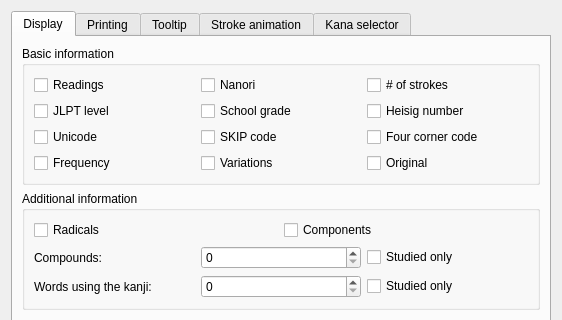
Before: the Qt Designer form src/gui/kanjidic2/Kanjidic2Preferences.ui in Gnurou/tagainijisho, drawn with Qt 5; both pictures show x 0 to 562 and y 0 to 320 of the 562 by 484 pixel window.
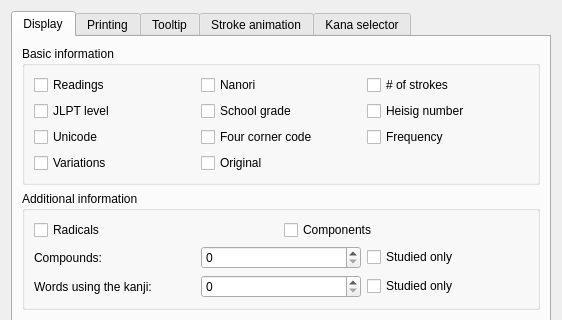
After: the same form once the commit is applied. The open tabs and pages were chosen to show the change. Icons and pictures are not drawn.

Commit message:
Strip SKIP codes from kanjidic2 and remove SKIP search function
SKIP codes are not redistributable under a free software compatible
license and thus needs to be removed from kanjidic2 to allow Tagaini to
be distributed in Debian and other distributions.

Remove SKIP codes from the source and disable SKIP search functionality.
This change is made easy to revert in case we can negociate a change of
the SKIP code. If we cannot, a complete removal will ensue.

What changed in the file:
```diff
--- a/src/gui/kanjidic2/Kanjidic2Preferences.ui
+++ b/src/gui/kanjidic2/Kanjidic2Preferences.ui
@@ -44,13 +44,6 @@
             </property>
            </widget>
           </item>
-          <item row="2" column="1">
-           <widget class="QCheckBox" name="showSKIP">
-            <property name="text">
-             <string>SKIP code</string>
-            </property>
-           </widget>
-          </item>
           <item row="0" column="2">
            <widget class="QCheckBox" name="showStrokesNumber">
             <property name="text">
@@ -65,34 +58,6 @@
             </property>
            </widget>
           </item>
-          <item row="3" column="2">
-           <widget class="QCheckBox" name="showVariationOf">
-            <property name="text">
-             <string>Original</string>
-            </property>
-           </widget>
-          </item>
-          <item row="3" column="1">
-           <widget class="QCheckBox" name="showVariations">
-            <property name="text">
-             <string>Variations</string>
-            </property>
-           </widget>
-          </item>
-          <item row="3" column="0">
-           <widget class="QCheckBox" name="showFrequency">
-            <property name="text">
-             <string>Frequency</string>
-            </property>
-           </widget>
-          </item>
-          <item row="2" column="2">
-           <widget class="QCheckBox" name="showFourCorner">
-            <property name="text">
-             <string>Four corner code</string>
-            </property>
-           </widget>
-          </item>
           <item row="1" column="2">
            <widget class="QCheckBox" name="showHeisig">
             <property name="text">
@@ -114,6 +79,34 @@
             </property>
            </widget>
           </item>
+          <item row="2" column="1">
+           <widget class="QCheckBox" name="showFourCorner">
+            <property name="text">
+             <string>Four corner code</string>
+            </property>
+           </widget>
+          </item>
+          <item row="2" column="2">
+           <widget class="QCheckBox" name="showFrequency">
+            <property name="text">
+             <string>Frequency</string>
+            </property>
+           </widget>
+          </item>
+          <item row="3" column="0">
+           <widget class="QCheckBox" name="showVariations">
+            <property name="text">
+             <string>Variations</string>
+            </property>
+           </widget>
+          </item>
+          <item row="3" column="1">
+           <widget class="QCheckBox" name="showVariationOf">
+            <property name="text">
+             <string>Original</string>
+            </property>
+           </widget>
+          </item>
          </layout>
         </widget>
        </item>
```
Left out of the diff: 34 changed lines with no effect on the pictures. The commit also changes 5 other files.
